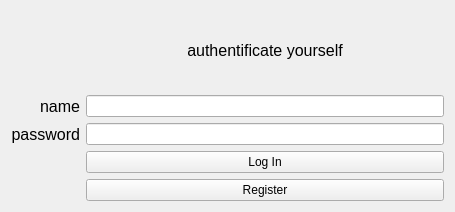
Qt form auth_window.ui (DrWatson95/Client) before a commit.
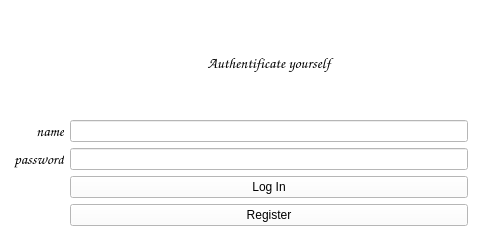
The same form after that commit.

Patch:
```diff
--- a/auth_window.ui
+++ b/auth_window.ui
@@ -6,18 +6,25 @@
    <rect>
     <x>0</x>
     <y>0</y>
-    <width>455</width>
-    <height>212</height>
+    <width>479</width>
+    <height>237</height>
    </rect>
   </property>
   <property name="windowTitle">
    <string>Form</string>
   </property>
+  <property name="styleSheet">
+   <string notr="true">background-color: rgb(255, 255, 255);
+font: 75 italic 11pt &quot;Comic Sans MS&quot;;</string>
+  </property>
   <layout class="QHBoxLayout" name="horizontalLayout">
    <item>
     <layout class="QGridLayout" name="gridLayout">
      <item row="4" column="1">
       <widget class="QPushButton" name="loginPushButton">
+       <property name="styleSheet">
+        <string notr="true"/>
+       </property>
        <property name="text">
         <string>Log In</string>
        </property>
@@ -27,7 +34,11 @@
       <widget class="QLabel" name="label_Name">
        <property name="font">
         <font>
-         <pointsize>12</pointsize>
+         <family>Comic Sans MS</family>
+         <pointsize>11</pointsize>
+         <weight>9</weight>
+         <italic>true</italic>
+         <bold>false</bold>
         </font>
        </property>
        <property name="midLineWidth">
@@ -41,14 +52,34 @@
        </property>
       </widget>
      </item>
-     <item row="2" column="1">
-      <widget class="QLineEdit" name="lineEdit"/>
+     <item row="4" column="0">
+      <widget class="QLabel" name="labelError">
+       <property name="focusPolicy">
+        <enum>Qt::NoFocus</enum>
+       </property>
+       <property name="styleSheet">
+        <string notr="true">border-radius: 5px;</string>
+       </property>
+       <property name="frameShape">
+        <enum>QFrame::NoFrame</enum>
+       </property>
+       <property name="text">
+        <string/>
+       </property>
+      </widget>
+     </item>
+     <item row="3" column="1">
+      <widget class="QLineEdit" name="lineEdit_2"/>
      </item>
      <item row="3" column="0">
       <widget class="QLabel" name="label_Password">
        <property name="font">
         <font>
-         <pointsize>12</pointsize>
+         <family>Comic Sans MS</family>
+         <pointsize>11</pointsize>
+         <weight>9</weight>
+         <italic>true</italic>
+         <bold>false</bold>
         </font>
        </property>
        <property name="text">
@@ -59,33 +90,40 @@
        </property>
       </widget>
      </item>
-     <item row="3" column="1">
-      <widget class="QLineEdit" name="lineEdit_2"/>
-     </item>
-     <item row="5" column="1">
-      <widget class="QPushButton" name="registerPushButton_2">
-       <property name="text">
-        <string>Register</string>
-       </property>
-      </widget>
+     <item row="2" column="1">
+      <widget class="QLineEdit" name="lineEdit"/>
      </item>
      <item row="1" column="1">
       <widget class="QLabel" name="labelWelcome">
        <property name="font">
         <font>
-         <pointsize>12</pointsize>
+         <family>Comic Sans MS</family>
+         <pointsize>11</pointsize>
+         <weight>9</weight>
+         <italic>true</italic>
+         <bold>false</bold>
         </font>
        </property>
        <property name="text">
-        <string>authentificate yourself</string>
+        <string>Authentificate yourself</string>
        </property>
        <property name="alignment">
         <set>Qt::AlignCenter</set>
        </property>
       </widget>
      </item>
-     <item row="4" column="0">
-      <widget class="QLabel" name="labelError">
+     <item row="5" column="1">
+      <widget class="QPushButton" name="registerPushButton_2">
+       <property name="text">
+        <string>Register</string>
+       </property>
+      </widget>
+     </item>
+     <item row="5" column="0">
+      <widget class="QLabel" name="labelConnected">
+       <property name="styleSheet">
+        <string notr="true">border-radius: 111px;</string>
+       </property>
        <property name="text">
         <string/>
        </property>
```
